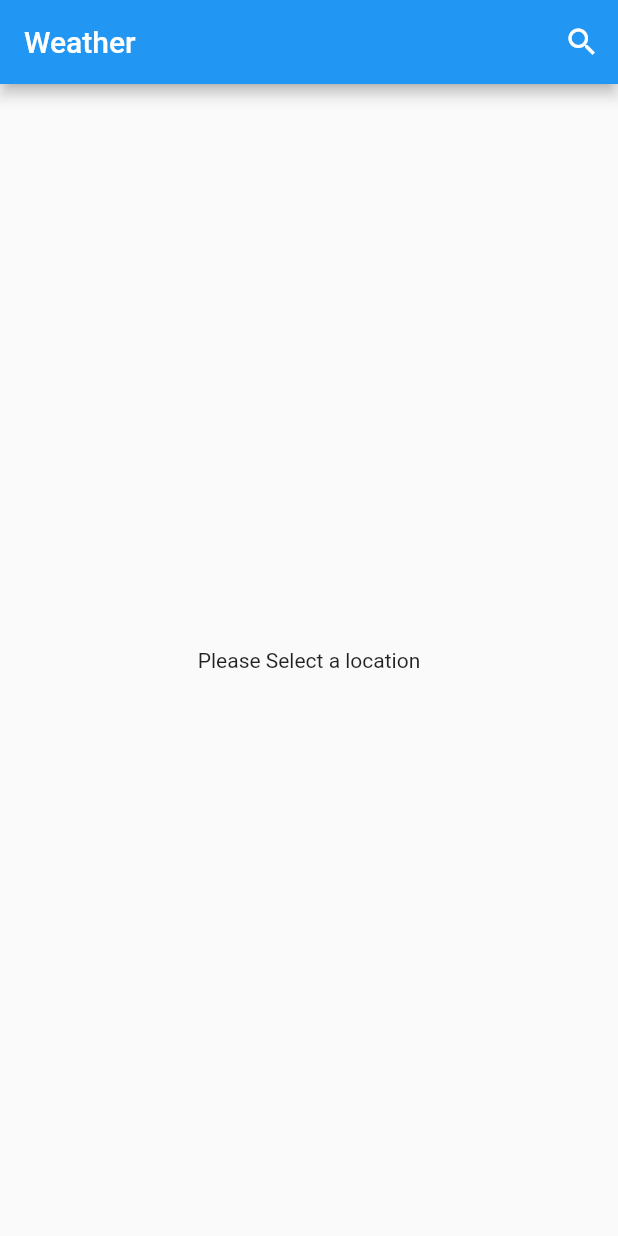
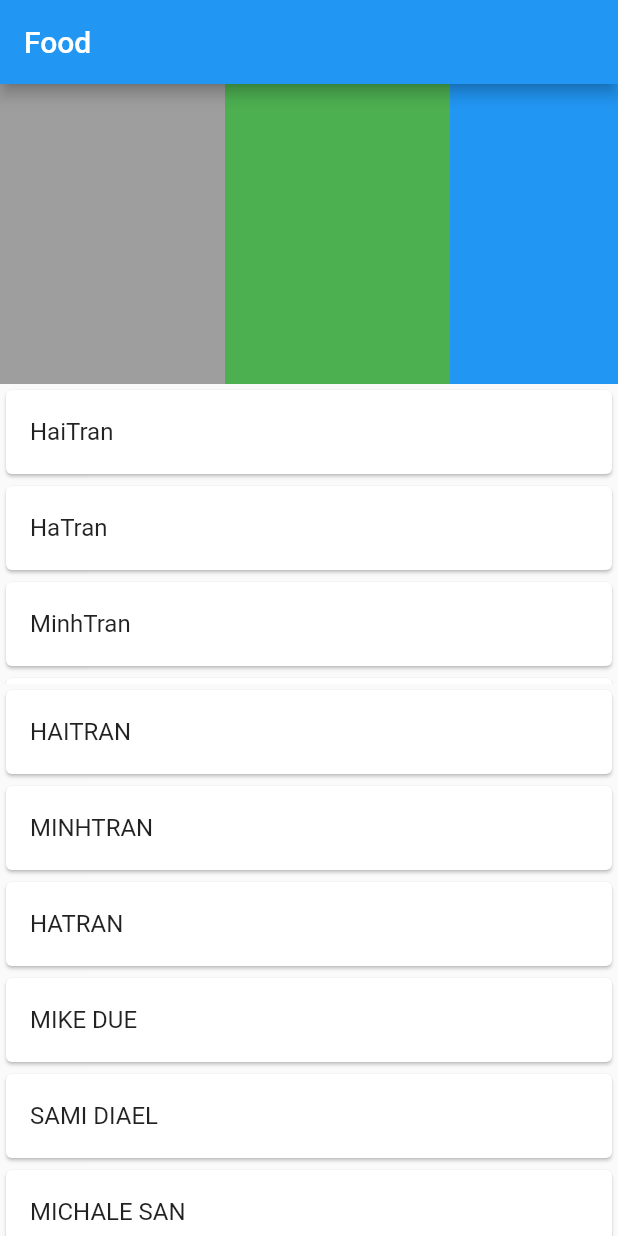
Before and after one commit to entest-hai/flutter_state_managment, a Flutter app: the screen it shows after launch, on a phone screen of 412 x 824 dp. Run offline on Flutter 3.47's test engine with Material 2 defaults, Android fonts, the phone set to English and light mode, and no system bars; our stand-ins replace equatable, flutter_bloc.

```diff
--- a/lib/main.dart
+++ b/lib/main.dart
@@ -8,11 +8,16 @@ import 'counterproviderapp.dart';
 import 'listtaskproviderapp.dart';
 import 'listtaskblocapp.dart';
 import 'weatherapp.dart';
+import 'testpaddingapp.dart';
+import 'testscrollview.dart';
 
 void main() {
-  Bloc.observer = SimpleBlocObserver();
+  // Weather app with observer
+  // Bloc.observer = SimpleBlocObserver();
+  // runApp(WeatherApp());
 
-  runApp(WeatherApp());
+  // runApp(TestPaddingApp());
+  runApp(FoodApp());
 
   // runApp(MultiProvider(
   //   providers: [
--- /dev/null
+++ b/lib/testpaddingapp.dart
@@ -0,0 +1,47 @@
+import 'package:flutter/material.dart';
+
+class TestPaddingApp extends StatelessWidget {
+  @override
+  Widget build(BuildContext context) {
+    // TODO: implement build
+    return MaterialApp(
+      home: TestPaddingAppHomePage(),
+    );
+  }
+}
+
+class TestPaddingAppHomePage extends StatelessWidget {
+  @override
+  Widget build(BuildContext context) {
+    // TODO: implement build
+    return Scaffold(
+      body: Container(
+        width: double.infinity,
+        decoration: BoxDecoration(
+            gradient: LinearGradient(
+                begin: Alignment.topCenter,
+                end: Alignment.bottomRight,
+                colors: [Colors.blue[800], Colors.blue[200]])),
+        child: Padding(
+          padding: EdgeInsets.all(100.0),
+          child: Column(
+            children: [
+              Container(
+                width: double.infinity,
+                color: Colors.red,
+                child: Text("OK"),
+              ),
+              Expanded(
+                child: Container(
+                  width: double.infinity,
+                  color: Colors.grey,
+                  child: Text("OK"),
+                ),
+              )
+            ],
+          ),
+        ),
+      ),
+    );
+  }
+}
--- /dev/null
+++ b/lib/testscrollview.dart
@@ -0,0 +1,131 @@
+import 'package:flutter/material.dart';
+
+class FoodApp extends StatelessWidget {
+  @override
+  Widget build(BuildContext context) {
+    // TODO: implement build
+    return MaterialApp(
+      home: FoodAppHomePage(),
+    );
+  }
+}
+
+class FoodAppHomePage extends StatelessWidget {
+  @override
+  Widget build(BuildContext context) {
+    // TODO: implement build
+    return Scaffold(
+      appBar: AppBar(
+        title: Text("Food"),
+      ),
+      body: Column(
+        children: [
+          CategoriesScroller(),
+          Container(
+            height: 200,
+            child: ListItemView(),
+          ),
+          Expanded(
+            child: ListItemBuilder(),
+          )
+        ],
+      ),
+    );
+  }
+}
+
+// SingleSchildScrollView with For Loop
+// Low performance when rendering all items
+class CategoriesScroller extends StatelessWidget {
+  @override
+  Widget build(BuildContext context) {
+    // TODO: implement build
+    return SingleChildScrollView(
+      scrollDirection: Axis.horizontal,
+      child: Row(
+        children: cards(),
+      ),
+    );
+  }
+
+  //
+  Widget Card(Color color) {
+    return Container(
+      width: 150,
+      height: 200,
+      color: color,
+    );
+  }
+
+  //
+  List<Widget> cards() {
+    return [
+      Card(Colors.grey),
+      Card(Colors.green),
+      Card(Colors.blue),
+      Card(Colors.yellow),
+      Card(Colors.red),
+      Card(Colors.purple)
+    ];
+  }
+}
+
+// ListView with Builder from Data
+class ListItemView extends StatelessWidget {
+  @override
+  Widget build(BuildContext context) {
+    // TODO: implement build
+    return ListView(
+      children: [
+        CardItem("HaiTran"),
+        CardItem("HaTran"),
+        CardItem("MinhTran"),
+        CardItem("Due Mike"),
+        CardItem("Galy Dok")
+      ],
+    );
+  }
+
+  // Card Item
+  Widget CardItem(String name) {
+    return Card(
+      child: ListTile(
+        title: Text(name),
+      ),
+    );
+  }
+}
+
+// ListViewBuilder
+class ListItemBuilder extends StatelessWidget {
+  @override
+  Widget build(BuildContext context) {
+    // TODO: implement build
+    return ListView.builder(
+        itemCount: names.length,
+        itemBuilder: (context, index) {
+          return Card(
+            child: ListTile(
+              title: Text(names[index].toUpperCase()),
+            ),
+          );
+        });
+  }
+
+  // Data
+  List<String> names = [
+    "HaiTran",
+    "MinhTran",
+    "HaTran",
+    "Mike Due",
+    "Sami Diael",
+    "Michale San",
+    "Peter Mou",
+    "HaiTran",
+    "MinhTran",
+    "HaTran",
+    "Mike Due",
+    "Sami Diael",
+    "Michale San",
+  ];
+}
```
